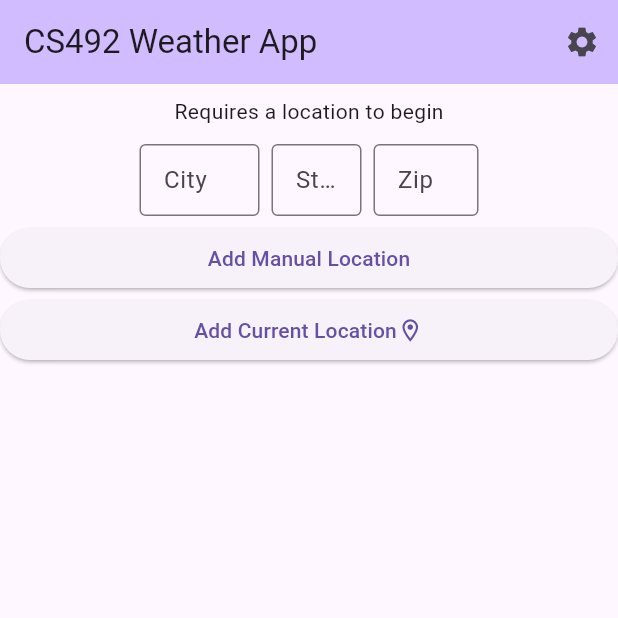
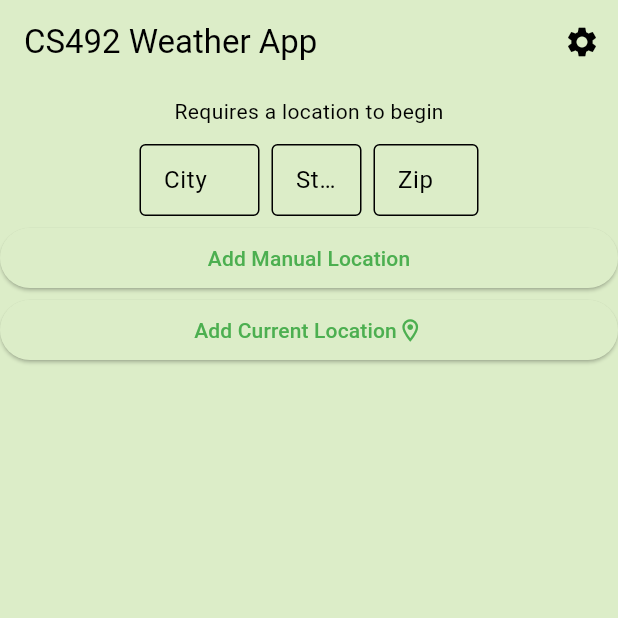
Before and after one commit to theusaf/osu-cs492-weather-app, a Flutter app: the screen it shows after launch, on a phone screen of 412 x 824 dp, the top half of it. Run offline on Flutter 3.47's test engine with Material 3 defaults, Android fonts, the phone set to English and light mode, and no system bars; our stand-ins replace geocoding, geolocator, shared_preferences, sqflite; accounts and stored records are empty.

Commit message:
feat: add custom theme colors

```diff
--- /dev/null
+++ b/devtools_options.yaml
@@ -0,0 +1 @@
+extensions:
--- a/lib/main.dart
+++ b/lib/main.dart
@@ -1,7 +1,6 @@
 import 'dart:convert';
 
-import 'package:provider/provider.dart';
-
+import 'package:cs492_weather_app/theme.dart';
 import 'components/location/location.dart';
 import 'package:flutter/material.dart';
 import 'models/user_location.dart';
@@ -33,8 +32,8 @@ class MyApp extends StatelessWidget {
       builder: (_, mode, __) {
         return MaterialApp(
           title: 'CS 492 Weather App',
-          theme: ThemeData.light(),
-          darkTheme: ThemeData.dark(),
+          theme: lightTheme,
+          darkTheme: darkTheme,
           themeMode: mode,
           home: MyHomePage(
               title: "CS492 Weather App", notifier: notifier, prefs: prefs),
@@ -144,7 +143,6 @@ class _MyHomePageState extends State<MyHomePage> {
       key: _scaffoldKey,
       appBar: AppBar(
         title: Text(widget.title),
-        backgroundColor: Theme.of(context).colorScheme.inversePrimary,
         actions: [
           IconButton(
             icon: const Icon(Icons.settings),
--- /dev/null
+++ b/lib/theme.dart
@@ -0,0 +1,29 @@
+import 'package:flutter/material.dart';
+
+final lightTheme = ThemeData.from(
+    colorScheme: ColorScheme.light(
+  primary: Colors.green,
+  secondary: Colors.greenAccent,
+  onPrimary: Colors.white,
+  onSecondary: Colors.white,
+  surface: Colors.lightGreen.shade100,
+  onSurface: Colors.black,
+  background: Colors.white,
+  onBackground: Colors.black,
+  error: Colors.red,
+  onError: Colors.white,
+));
+
+final darkTheme = ThemeData.from(
+    colorScheme: ColorScheme.dark(
+  primary: Colors.green,
+  secondary: Colors.greenAccent,
+  onPrimary: Colors.white,
+  onSecondary: Colors.white,
+  surface: Colors.green.shade700,
+  onSurface: Colors.white,
+  background: Colors.green.shade900,
+  onBackground: Colors.white,
+  error: Colors.red,
+  onError: Colors.white,
+));
```
